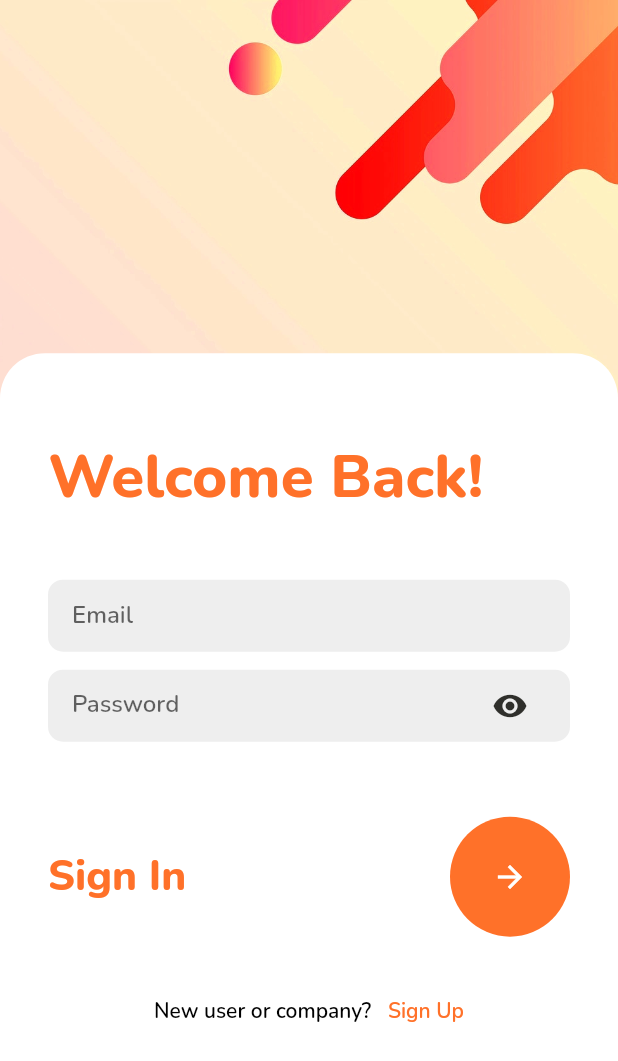
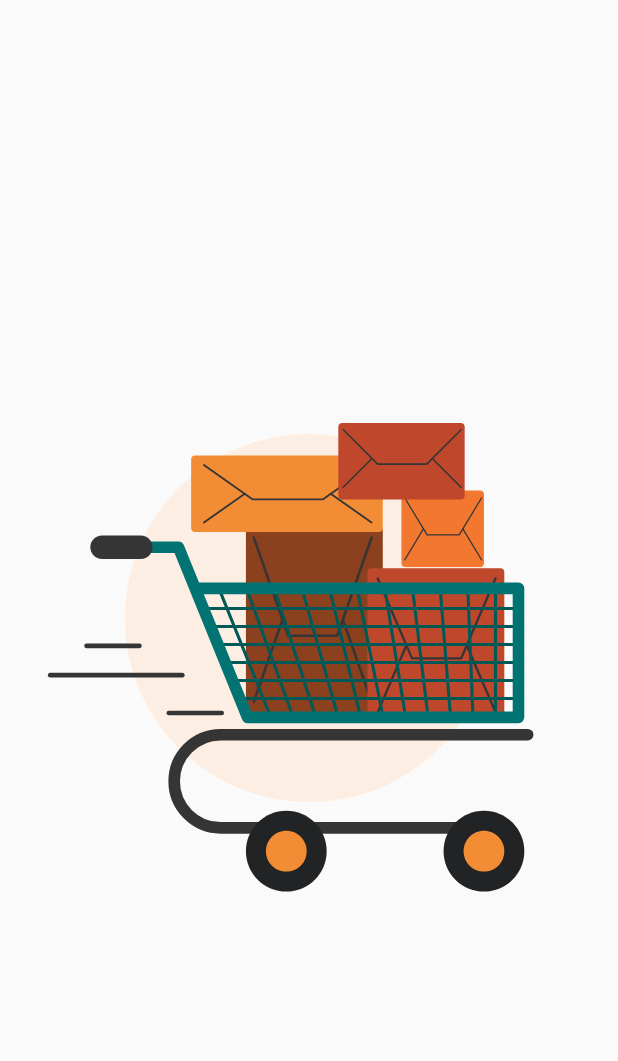
Before and after one commit to xybercommander/grocs_devfest_2.0, a Flutter app: the screen it shows after launch, on a phone screen of 412 x 824 dp. Shown: the top 1061 px of the screen. Run offline on Flutter 3.47's test engine with Material 2 defaults, Android fonts, the light colour scheme and no system bars; our stand-ins replace cloud_firestore, firebase_auth, firebase_core, lottie, page_transition; accounts and stored records are empty.

Commit message:
building splashscreen

```diff
--- a/lib/main.dart
+++ b/lib/main.dart
@@ -2,6 +2,7 @@
 import 'package:firebase_core/firebase_core.dart';
 import 'package:flutter/material.dart';
 import 'package:grocs/views/AuthPages/sign_in_page.dart';
+import 'package:grocs/views/splash_screen.dart';
 
 Future main() async {
   WidgetsFlutterBinding.ensureInitialized();
@@ -19,7 +20,7 @@ class MyApp extends StatelessWidget {
         primarySwatch: Colors.orange,
         fontFamily: 'Nunito-SemiBold'
       ),
-      home: SignIn(),
+      home: SplashScreen(),
     );
   }
 }
--- a/lib/views/AuthPages/customer_sign_up.dart
+++ b/lib/views/AuthPages/customer_sign_up.dart
@@ -3,7 +3,7 @@ import 'package:grocs/services/auth.dart';
 import 'package:grocs/utils/colors.dart';
 import 'package:grocs/views/AuthPages/profile_type.dart';
 import 'package:grocs/views/AuthPages/sign_in_page.dart';
-import 'package:grocs/views/customer_navigator.dart';
+import 'package:grocs/views/navigator_page.dart';
 import 'package:page_transition/page_transition.dart';
 
 class CustomerSignUp extends StatefulWidget {
--- /dev/null
+++ b/lib/views/splash_screen.dart
@@ -0,0 +1,27 @@
+import 'package:flutter/material.dart';
+import 'package:lottie/lottie.dart';
+
+class SplashScreen extends StatefulWidget {
+  const SplashScreen({ Key? key }) : super(key: key);
+
+  @override
+  _SplashScreenState createState() => _SplashScreenState();
+}
+
+class _SplashScreenState extends State<SplashScreen> {
+  @override
+  Widget build(BuildContext context) {
+    return Scaffold(
+      body: Container(
+        width: MediaQuery.of(context).size.width,
+        height: MediaQuery.of(context).size.height,
+        child: Column(
+          mainAxisAlignment: MainAxisAlignment.center,
+          children: [
+            Lottie.asset('assets/animations/shopping_cart.json')
+          ],
+        ),
+      ),
+    );
+  }
+}
```
Also changed, not shown: lib/views/navigator_page.dart (renamed from lib/views/customer_navigator.dart).
